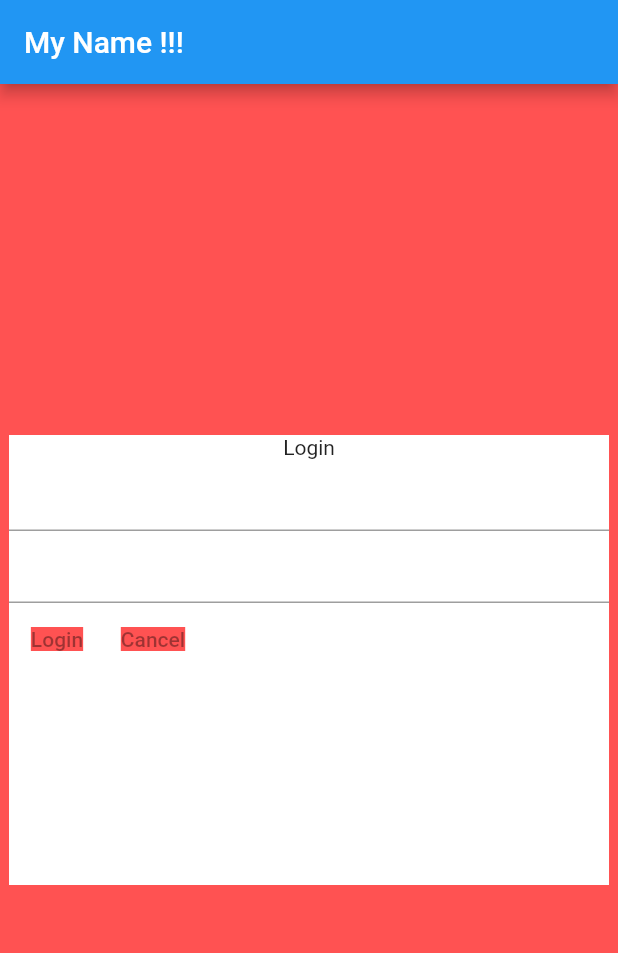
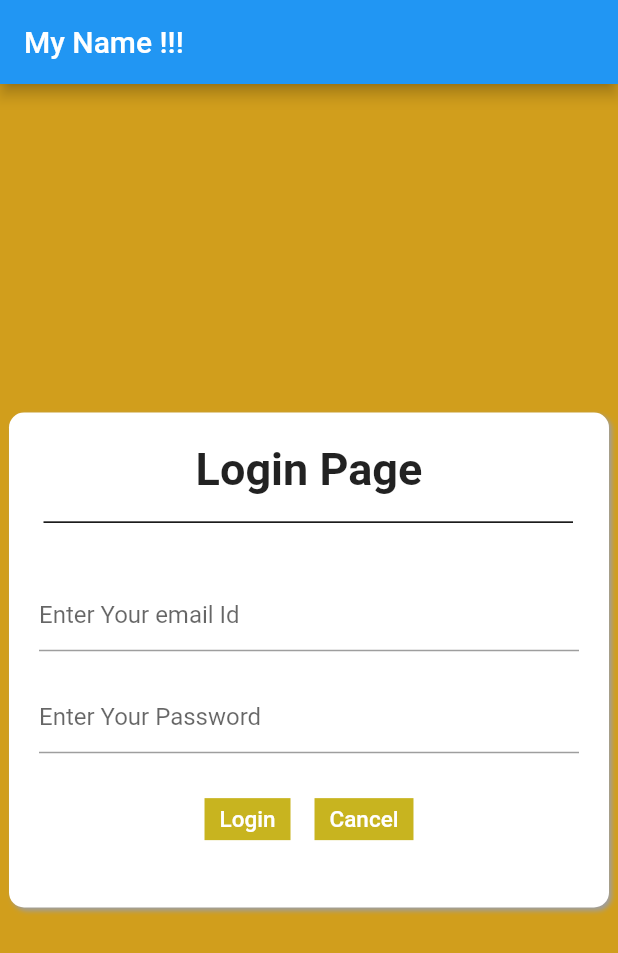
Before and after one commit to thishu1003/sample-project, a Flutter app: the screen it shows after launch, on a phone screen of 412 x 824 dp. Shown: the top 953 px of the screen. Run offline on Flutter 3.47's test engine with Material 2 defaults, Android fonts, the phone set to English and light mode, and no system bars.

Commit message:
first commit

```diff
--- /dev/null
+++ b/lib/login.dart
@@ -0,0 +1,109 @@
+import 'package:flutter/material.dart';
+
+class loginwidget extends StatefulWidget {
+  const loginwidget({super.key});
+
+  @override
+  State<loginwidget> createState() => _loginwidgetState();
+}
+
+class _loginwidgetState extends State<loginwidget> {
+  @override
+  Widget build(BuildContext context) {
+    return Scaffold(
+        appBar: AppBar(
+          title: const Text('My Name !!!'),
+        ),
+        body: logindesignmethod());
+  }
+
+  Stack logindesignmethod() {
+    return Stack(
+      children: [
+        Container(
+          alignment: Alignment.center,
+          color: Color.fromARGB(255, 209, 158, 28),
+          child: Container(
+            alignment: Alignment.center,
+            width: 400,
+            height: 330,
+            padding: const EdgeInsets.all(20.0),
+            decoration: BoxDecoration(
+                color: Colors.white,
+                borderRadius: BorderRadius.circular(10.0),
+                boxShadow: const [
+                  BoxShadow(
+                      color: Colors.grey,
+                      blurRadius: 2.0,
+                      offset: Offset(2.0, 2.0))
+                ]),
+            child: Column(children: [
+              const Text(
+                'Login Page',
+                style: TextStyle(fontWeight: FontWeight.bold, fontSize: 30.0),
+              ),
+              const Padding(
+                padding: EdgeInsets.only(
+                  left: 1.0,
+                  right: 1.0,
+                  top: 10.09,
+                  bottom: 30.0,
+                ),
+                child: Divider(
+                  thickness: 1.0,
+                  color: Colors.black,
+                  indent: 2.0,
+                  endIndent: 3.0,
+                ),
+              ),
+              TextFormField(
+                decoration:
+                    const InputDecoration(hintText: "Enter Your email Id"),
+              ),
+              const SizedBox(
+                height: 20.0,
+                width: 10.0,
+              ),
+              const TextField(
+                decoration:
+                    const InputDecoration(hintText: "Enter Your Password"),
+              ),
+              const SizedBox(
+                height: 20.0,
+                width: 10.0,
+              ),
+              Row(
+                mainAxisAlignment: MainAxisAlignment.center,
+                children: [
+                  TextButton(
+                      onPressed: null,
+                      child: Container(
+                        color: Color.fromARGB(255, 200, 180, 31),
+                        padding: const EdgeInsets.symmetric(
+                          vertical: 5,
+                          horizontal: 10,
+                        ),
+                        child: const Text(
+                          'Login',
+                          style: TextStyle(color: Colors.white, fontSize: 15.0),
+                        ),
+                      )),
+                  TextButton(
+                      onPressed: null,
+                      child: Container(
+                        color: Color.fromARGB(255, 200, 180, 31),
+                        padding: const EdgeInsets.symmetric(
+                            vertical: 5, horizontal: 10),
+                        child: const Text('Cancel',
+                            style:
+                                TextStyle(color: Colors.white, fontSize: 15.0)),
+                      ))
+                ],
+              ),
+            ]),
+          ),
+        )
+      ],
+    );
+  }
+}
--- a/lib/main.dart
+++ b/lib/main.dart
@@ -1,4 +1,5 @@
 import 'package:flutter/material.dart';
+import 'package:sample_project/login.dart';
 
 void main() {
   runApp(const MyApp());
@@ -9,48 +10,7 @@ class MyApp extends StatelessWidget {
 
   @override
   Widget build(BuildContext context) {
-    return MaterialApp(
-      title: 'Welcome to My Office',
-      home: Scaffold(
-        appBar: AppBar(
-          title: const Text('My Name !!!'),
-        ),
-        body: Stack(
-          children: [
-            Container(
-              alignment: Alignment.center,
-              color: Colors.redAccent,
-              child: Container(
-                alignment: Alignment.center,
-                color: Colors.white,
-                width: 400,
-                height: 300,
-                child: Column(children: [
-                  const Text('Login'),
-                  TextFormField(),
-                  TextField(),
-                  Row(
-                    children: [
-                      TextButton(
-                          onPressed: null,
-                          child: Container(
-                            color: Colors.redAccent,
-                            child: const Text('Login'),
-                          )),
-                      TextButton(
-                          onPressed: null,
-                          child: Container(
-                            color: Colors.redAccent,
-                            child: const Text('Cancel'),
-                          ))
-                    ],
-                  ),
-                ]),
-              ),
-            )
-          ],
-        ),
-      ),
-    );
+    return const MaterialApp(
+        title: 'Welcome to My Office', home: loginwidget());
   }
 }
```
